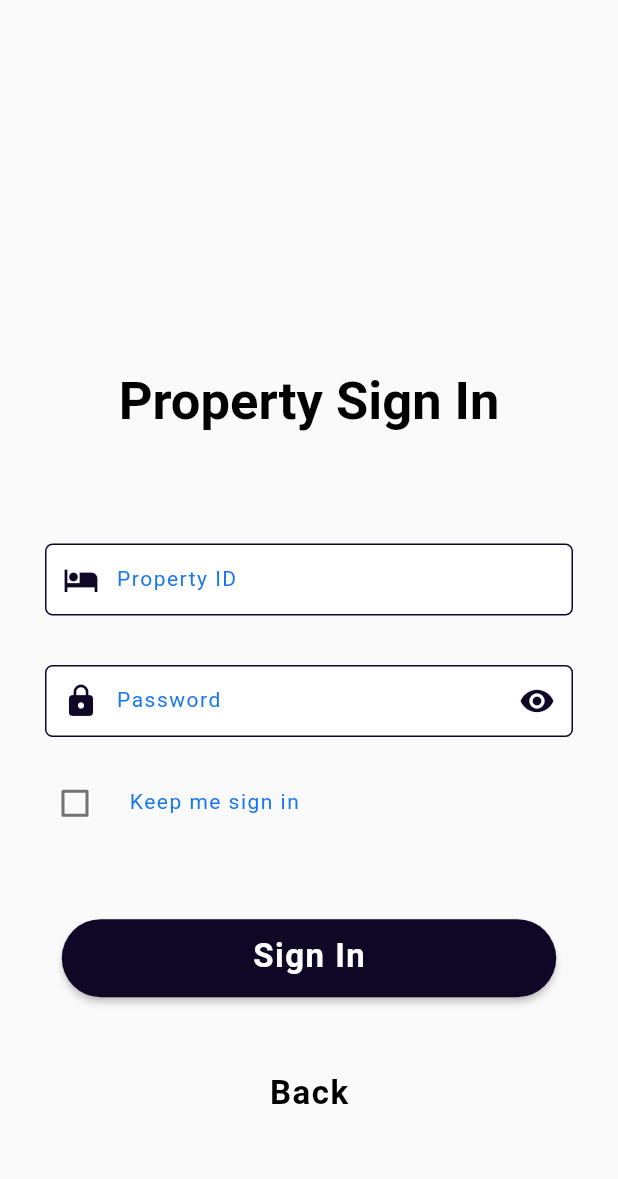
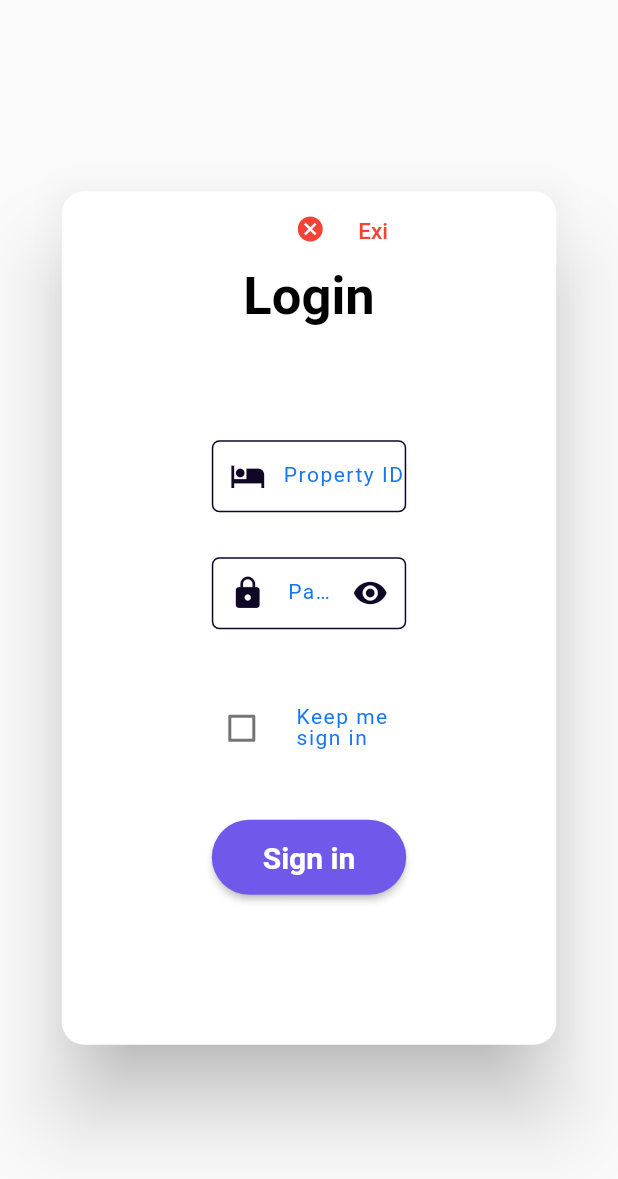
Before and after one commit to Hossammetwalli/travelIdWeb, a Flutter app: the AdminSignInView widget shown alone on an empty page, opened directly, on a phone screen of 412 x 824 dp. Shown: the top 1179 px of the screen. Run offline on Flutter 3.47's test engine with Material 2 defaults, Android fonts, the light colour scheme and no system bars; drawn by our look-alikes of auto_size_text; our stand-ins replace cloud_firestore, country_code_picker, firebase_auth, firebase_core, flutter_custom_clippers, flutter_form_builder and 1 more; missing offline and left inert: form_builder_phone_field; accounts and stored records are empty; network calls fail.

Commit message:
Admin changes

```diff
--- a/lib/admin/admin_login_screen.dart
+++ b/lib/admin/admin_login_screen.dart
@@ -8,6 +8,8 @@ import 'package:webapptrial/const/colors.dart';
 import 'package:webapptrial/const/const_collections_firestore.dart';
 import 'package:webapptrial/const/constant_property_info_firestore.dart';
 import 'package:webapptrial/const/text_style.dart';
+import 'package:webapptrial/widgets/elevated_button.dart';
+import 'package:webapptrial/widgets/responsive.dart';
 
 class AdminSignInView extends StatefulWidget {
   @override
@@ -29,57 +31,54 @@ class _AdminSignInViewState extends State<AdminSignInView> {
 
   @override
   Widget build(BuildContext context) {
-    final _width = MediaQuery.of(context).size.width;
-    final _height = MediaQuery.of(context).size.height;
+    var screenSize = MediaQuery.of(context).size;
 
-    return Scaffold(
-      key: scaffoldKey,
-      body: CustomScrollView(slivers: [
-        SliverList(
-          delegate: SliverChildListDelegate([
-            Container(
-              width: MediaQuery.of(context).size.longestSide,
-              height: MediaQuery.of(context).size.longestSide,
-              child: Stack(
-                children: [
-                  // Positioned(
-                  //   top: -40,
-                  //   right: -40,
-                  //   child: Container(
-                  //     height: 200,
-                  //     width: 200,
-                  //     decoration: BoxDecoration(
-                  //       shape: BoxShape.circle,
-                  //       color: AppColors.whiteColor,
-                  //     ),
-                  //     child: ClipRRect(
-                  //       borderRadius: const BorderRadius.only(
-                  //         bottomRight: const Radius.circular(0),
-                  //         bottomLeft: const Radius.circular(0),
-                  //       ),
-                  //       child: Image(
-                  //         image: AssetImage(
-                  //           'assets/icons/eknon_logo.png',
-                  //         ),
-                  //         fit: BoxFit.fill,
-                  //       ),
-                  //     ),
-                  //   ),
-                  // ),
-                  Positioned(
-                    child: Padding(
-                      padding: const EdgeInsets.only(left: 30, right: 30),
+    return Dialog(
+      backgroundColor: Colors.transparent,
+      shape: RoundedRectangleBorder(
+        borderRadius: BorderRadius.circular(8.0),
+      ),
+      child: SingleChildScrollView(
+        child: Center(
+          child: Container(
+            padding: const EdgeInsets.only(left: 100, right: 100, bottom: 100),
+            width: ResponsiveWidget.isSmallScreen(context)
+                ? screenSize.width * .8
+                : screenSize.width * .4,
+            decoration: BoxDecoration(
+                color: AppColors.whiteColor,
+                shape: BoxShape.rectangle,
+                borderRadius: BorderRadius.circular(15)),
             child: Column(
               children: <Widget>[
-                          SizedBox(
-                            height: _height * .3,
+                Row(
+                  mainAxisAlignment: MainAxisAlignment.end,
+                  children: [
+                    IconButton(
+                      onPressed: () => Navigator.of(context).pop(),
+                      icon: Icon(
+                        Icons.cancel,
+                        color: Colors.red,
+                        size: 20,
+                      ),
+                    ),
+                    AppTextButton(
+                      width: 40,
+                      height: 50,
+                      onPress: () => Navigator.of(context).pop(),
+                      title: "Exit",
+                      primaryColor: AppColors.whiteColor,
+                      textStyle: TextStyle(color: Colors.red, fontSize: 15),
+                      radius: 10,
+                    ),
+                  ],
                 ),
                 AutoSizeText(
-                            "Property Sign In",
+                  "Login",
                   style: AppTextStyles.titleBlack,
                 ),
                 SizedBox(
-                            height: _height * .09,
+                  height: 75,
                 ),
                 FormBuilderTextField(
                   textCapitalization: TextCapitalization.sentences,
@@ -91,8 +90,7 @@ class _AdminSignInViewState extends State<AdminSignInView> {
                   cursorColor: AppColors.navyColor,
                   name: "Property Id",
                   maxLines: 1,
-                            autovalidateMode:
-                                AutovalidateMode.onUserInteraction,
+                  autovalidateMode: AutovalidateMode.onUserInteraction,
                   style: AppTextStyles.businessSubtitleNavy,
                   textAlign: TextAlign.center,
                   decoration: InputDecoration(
@@ -108,14 +106,14 @@ class _AdminSignInViewState extends State<AdminSignInView> {
                     labelText: "Property ID",
                     labelStyle: AppTextStyles.contentBlue,
                     focusedBorder: OutlineInputBorder(
-                                borderSide: BorderSide(
-                                    color: AppColors.navyColor, width: 1),
+                      borderSide:
+                          BorderSide(color: AppColors.navyColor, width: 1),
                       borderRadius: BorderRadius.circular(5),
                     ),
                     enabledBorder: OutlineInputBorder(
                         borderRadius: BorderRadius.circular(5),
-                                  borderSide: BorderSide(
-                                      color: AppColors.navyColor, width: 1.0)),
+                        borderSide:
+                            BorderSide(color: AppColors.navyColor, width: 1.0)),
                     contentPadding: const EdgeInsets.only(
                         left: 20.0, bottom: 10.0, top: 10.0),
                     border: OutlineInputBorder(
@@ -124,7 +122,7 @@ class _AdminSignInViewState extends State<AdminSignInView> {
                   ),
                 ),
                 SizedBox(
-                            height: _height * .04,
+                  height: 30,
                 ),
                 FormBuilderTextField(
                   textCapitalization: TextCapitalization.sentences,
@@ -137,8 +135,7 @@ class _AdminSignInViewState extends State<AdminSignInView> {
                   cursorColor: AppColors.navyColor,
                   name: "Password",
                   maxLines: 1,
-                            autovalidateMode:
-                                AutovalidateMode.onUserInteraction,
+                  autovalidateMode: AutovalidateMode.onUserInteraction,
                   style: AppTextStyles.businessSubtitleNavy,
                   obscureText: _passwordVisible,
                   decoration: InputDecoration(
@@ -167,14 +164,14 @@ class _AdminSignInViewState extends State<AdminSignInView> {
                     labelText: "Password",
                     labelStyle: AppTextStyles.contentBlue,
                     focusedBorder: OutlineInputBorder(
-                                borderSide: BorderSide(
-                                    color: AppColors.navyColor, width: 1),
+                      borderSide:
+                          BorderSide(color: AppColors.navyColor, width: 1),
                       borderRadius: BorderRadius.circular(5),
                     ),
                     enabledBorder: OutlineInputBorder(
                         borderRadius: BorderRadius.circular(5),
-                                  borderSide: BorderSide(
-                                      color: AppColors.navyColor, width: 1.0)),
+                        borderSide:
+                            BorderSide(color: AppColors.navyColor, width: 1.0)),
                     contentPadding: const EdgeInsets.only(
                         left: 20.0, bottom: 10.0, top: 10.0),
                     border: OutlineInputBorder(
@@ -183,17 +180,15 @@ class _AdminSignInViewState extends State<AdminSignInView> {
                   ),
                 ),
                 SizedBox(
-                            height: _height * .01,
+                  height: 30,
                 ),
                 FormBuilderCheckbox(
-                            decoration:
-                                InputDecoration(border: InputBorder.none),
+                  decoration: InputDecoration(border: InputBorder.none),
                   checkColor: AppColors.navyColor,
                   enabled: true,
                   name: 'Sign in',
                   initialValue: false,
-                            onChanged: (value) =>
-                                setState(() => _signInChecked = value),
+                  onChanged: (value) => setState(() => _signInChecked = value),
                   title: RichText(
                     text: TextSpan(
                       children: [
@@ -210,44 +205,22 @@ class _AdminSignInViewState extends State<AdminSignInView> {
                   ),
                 ),
                 SizedBox(
-                            height: _height * .05,
+                  height: 25,
                 ),
-                          Container(
-                            width: _width * 0.8,
-                            child: RaisedButton(
-                              shape: RoundedRectangleBorder(
-                                  borderRadius: BorderRadius.circular(30.0)),
-                              color: AppColors.navyColor,
-                              textColor: AppColors.whiteColor,
-                              child: Padding(
-                                padding: const EdgeInsets.all(15.0),
-                                child: AutoSizeText(
-                                  "Sign In",
-                                  style: AppTextStyles.subTitleWhite,
+                AppElevatedButton(
+                  width: 300,
+                  height: 50,
+                  onPress: adminLogin,
+                  title: "Sign in",
+                  primaryColor: AppColors.navyColor,
+                  radius: 30.0,
+                  textStyle: AppTextStyles.businessSubtitleWhite,
                 ),
-                              ),
-                              onPressed: adminLogin,
-                            ),
-                          ),
-                          SizedBox(
-                            height: _height * .05,
-                          ),
-                          FlatButton(
-                              onPressed: () => Navigator.of(context).pop(),
-                              child: AutoSizeText(
-                                "Back",
-                                style: AppTextStyles.subTitleBlack,
-                              )),
               ],
             ),
           ),
         ),
-                ],
       ),
-            ),
-          ]),
-        ),
-      ]),
     );
   }
 
@@ -260,7 +233,7 @@ class _AdminSignInViewState extends State<AdminSignInView> {
         .then((snapshot) {
       snapshot.docs.forEach((result) {
         var propertyId = result.data()[PropertyFireStore.propertyId];
-        var documentId = result.data()[PropertyFireStore.documentId];
+        // var documentId = result.data()[PropertyFireStore.documentId];
         var password = result.data()[PropertyFireStore.password];
 
         if (propertyId == _adminPropertyIdTextEditingController.text &&
@@ -279,10 +252,6 @@ class _AdminSignInViewState extends State<AdminSignInView> {
             _adminPropertyIdTextEditingController.text = propertyId;
             _adminPasswordTextEditingController.text = password;
           });
-
-          // print(" propertyID = " + propertyId);
-          // print(" password = " + password);
-          // print(" DocumentId = " + documentId);
 
           // Route route = MaterialPageRoute(
           //     builder: (c) => AdminLandingPage(
--- /dev/null
+++ b/lib/widgets/elevated_button.dart
@@ -0,0 +1,95 @@
+import 'package:flutter/material.dart';
+import 'package:webapptrial/const/colors.dart';
+
+class AppElevatedButton extends StatelessWidget {
+  final double width, height, radius;
+  final Function onPress;
+  final String title;
+  final Color primaryColor;
+  final TextStyle textStyle;
+
+  const AppElevatedButton(
+      {Key key,
+      @required this.width,
+      @required this.height,
+      @required this.onPress,
+      @required this.title,
+      this.radius,
+      this.primaryColor,
+      this.textStyle})
+      : super(key: key);
+
+  @override
+  Widget build(BuildContext context) {
+    return Container(
+      width: width,
+      height: height,
+      child: ElevatedButton(
+        style: ElevatedButton.styleFrom(
+          primary: AppColors.lightPurpleColor,
+          onPrimary: AppColors.navyColor,
+          shape: RoundedRectangleBorder(
+            borderRadius: BorderRadius.circular(radius),
+          ),
+        ),
+        onPressed: onPress,
+        child: Padding(
+          padding: const EdgeInsets.only(
+            top: 10.0,
+            bottom: 10.0,
+          ),
+          child: Text(
+            title,
+            style: textStyle,
+          ),
+        ),
+      ),
+    );
+  }
+}
+
+class AppTextButton extends StatelessWidget {
+  final double width, height, radius;
+  final Function onPress;
+  final String title;
+  final Color primaryColor;
+  final TextStyle textStyle;
+
+  const AppTextButton(
+      {Key key,
+      @required this.width,
+      @required this.height,
+      @required this.onPress,
+      @required this.title,
+      this.radius,
+      this.primaryColor,
+      this.textStyle})
+      : super(key: key);
+
+  @override
+  Widget build(BuildContext context) {
+    return Container(
+      width: width,
+      height: height,
+      child: TextButton(
+        style: TextButton.styleFrom(
+          primary: primaryColor,
+          shape: RoundedRectangleBorder(
+            borderRadius: BorderRadius.circular(radius),
+          ),
+        ),
+        onPressed: onPress,
+        child: Padding(
+          padding: const EdgeInsets.only(
+            top: 10.0,
+            bottom: 10.0,
+          ),
+          child: Text(
+            title,
+            style: textStyle,
+          ),
+        ),
+      ),
+    );
+  }
+}
```
Also changed, not shown: lib/admin/admin_request_access.dart (+69 -38 lines), lib/models/admin_model.dart (+15 -11 lines), lib/models/admin_request_model.dart (+6 -4 lines), lib/screens/business/business_top_bar.dart (+14 -34 lines), lib/widgets/custom_dialog.dart (+34 -33 lines), lib/widgets/form_builder_three.dart (+76 -67 lines), lib/widgets/text_form_field.dart (+8 -4 lines), pubspec.yaml (+3 -8 lines), 1 other file. Lines whose indentation alone changed are shown as unchanged.
